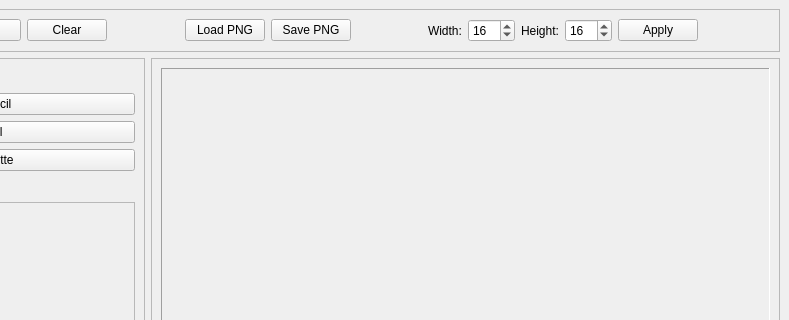
Old version of the form languages/en/pixel_editor.ui in the repository KSabuev/rgb565_editor; both pictures show x 164 to 953 and y 0 to 320 of the 953 by 946 pixel window.
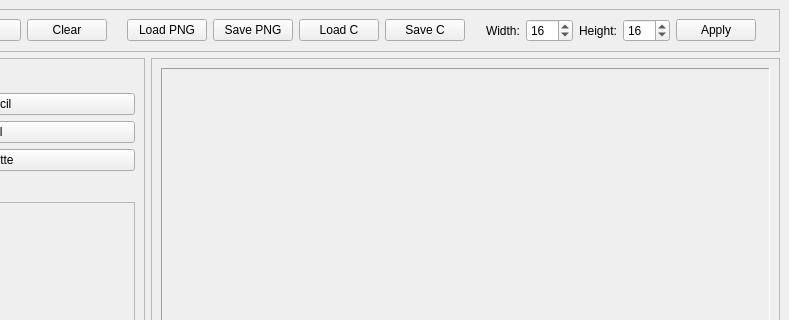
New version of the form.

Diff of the .ui file:
```diff
--- a/languages/en/pixel_editor.ui
+++ b/languages/en/pixel_editor.ui
@@ -72,6 +72,20 @@
          </property>
         </widget>
        </item>
+        <item>
+         <widget class="QPushButton" name="btnLoadC">
+          <property name="text">
+           <string>Load C</string>
+          </property>
+         </widget>
+        </item>
+        <item>
+         <widget class="QPushButton" name="btnSaveC">
+          <property name="text">
+           <string>Save C</string>
+          </property>
+         </widget>
+        </item>
        <item>
         <spacer name="horizontalSpacer_3">
          <property name="orientation">
```
Lines whose indentation alone changed are shown as unchanged.
